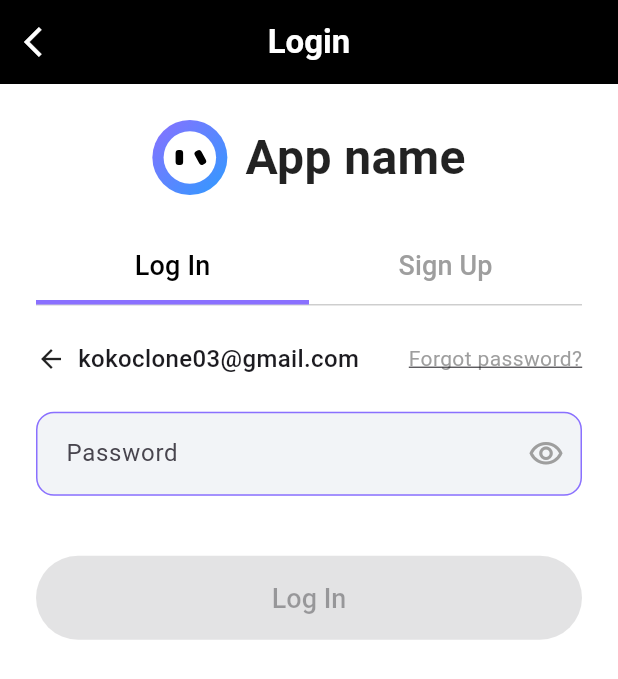
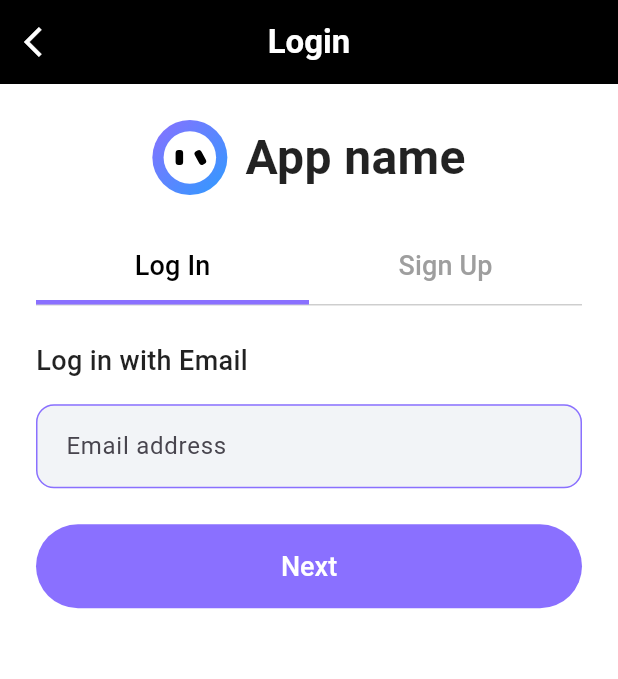
Before and after one commit to npt306/AMP-AI-ChatApp, a Flutter app: the screen it shows after launch, after a tap on "Continue with Email", on a phone screen of 412 x 824 dp. Shown: the top 679 px of the screen. Run offline on Flutter 3.47's test engine with Material 3 defaults, Android fonts, the phone set to English and light mode, and no system bars; network calls fail.

Commit message:
update login email screen

```diff
--- a/lib/screens/login_email_screen/login_tab.dart
+++ b/lib/screens/login_email_screen/login_tab.dart
@@ -15,10 +15,7 @@ class _LoginTabState extends State<LoginTab> {
   bool _isPasswordVisible = false;
   bool _isLoading = false;
   String? _errorMessage;
-  bool _rememberMe = false;
-
-  // For demo purposes, we'll use a hardcoded email
-  final String _savedEmail = "kokoclone03@gmail.com";
+  bool _showPasswordField = false;
 
   @override
   void dispose() {
@@ -33,6 +30,15 @@ class _LoginTabState extends State<LoginTab> {
     });
   }
 
+  void _handleNextStep() {
+    if (_emailController.text.isNotEmpty &&
+        _emailController.text.contains('@')) {
+      setState(() {
+        _showPasswordField = true;
+      });
+    }
+  }
+
   @override
   Widget build(BuildContext context) {
     return SingleChildScrollView(
@@ -42,22 +48,72 @@ class _LoginTabState extends State<LoginTab> {
         child: Column(
           crossAxisAlignment: CrossAxisAlignment.start,
           children: [
-            // Email field (shown as already entered)
+            if (!_showPasswordField) ...[
+              // Title
+              const Text(
+                'Log in with Email',
+                style: TextStyle(
+                  fontSize: 18,
+                  fontWeight: FontWeight.w500,
+                  color: Colors.black87,
+                ),
+              ),
+              const SizedBox(height: 16),
+
+              // Email input step
+              TextFormField(
+                controller: _emailController,
+                keyboardType: TextInputType.emailAddress,
+                decoration: const InputDecoration(
+                  hintText: 'Email address',
+                ),
+                validator: (value) {
+                  if (value == null || value.isEmpty) {
+                    return 'Please enter your email';
+                  }
+                  if (!value.contains('@')) {
+                    return 'Please enter a valid email';
+                  }
+                  return null;
+                },
+              ),
+              const SizedBox(height: 24),
+              ElevatedButton(
+                onPressed: _handleNextStep,
+                child: const Text('Next'),
+              ),
+            ] else ...[
+              // Password step
+              // Show entered email with back option
               Row(
                 children: [
-                const Icon(Icons.arrow_back, size: 20),
-                const SizedBox(width: 8),
-                Text(
-                  _savedEmail,
+                  Container(
+                    padding: const EdgeInsets.only(right: 0),
+                    child: IconButton(
+                      icon: const Icon(Icons.arrow_back, size: 20),
+                      onPressed: () {
+                        setState(() {
+                          _showPasswordField = false;
+                        });
+                      },
+                      padding: EdgeInsets.zero,
+                      constraints: const BoxConstraints(),
+                    ),
+                  ),
+                  Expanded(
+                    child: Text(
+                      _emailController.text,
                       style: const TextStyle(
                         fontSize: 16,
                         fontWeight: FontWeight.w500,
                       ),
+                      overflow: TextOverflow.ellipsis,
                     ),
-                const Spacer(),
+                  ),
+                  const SizedBox(width: 8),
                   GestureDetector(
                     onTap: () {
-
+                      // Handle forgot password
                     },
                     child: const Text(
                       'Forgot password?',
@@ -97,8 +153,6 @@ class _LoginTabState extends State<LoginTab> {
                   return null;
                 },
               ),
-            const SizedBox(height: 16),
-
 
               // Error message
               if (_errorMessage != null)
@@ -114,7 +168,13 @@ class _LoginTabState extends State<LoginTab> {
 
               // Login button
               ElevatedButton(
-              onPressed: _isLoading ? null : null,
+                onPressed: _isLoading
+                    ? null
+                    : () {
+                        if (_formKey.currentState!.validate()) {
+                          // Handle login
+                        }
+                      },
                 child: _isLoading
                     ? const SizedBox(
                         height: 20,
@@ -127,6 +187,7 @@ class _LoginTabState extends State<LoginTab> {
                     : const Text('Log In'),
               ),
             ],
+          ],
         ),
       ),
     );
```
Lines whose indentation alone changed are shown as unchanged.
